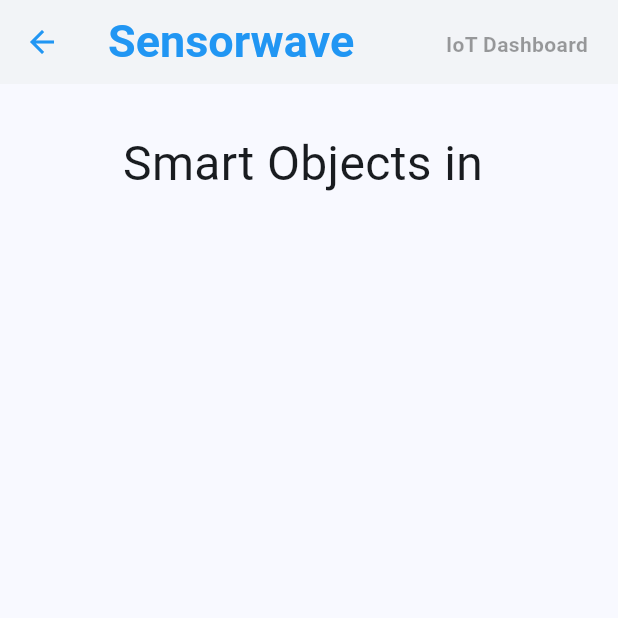
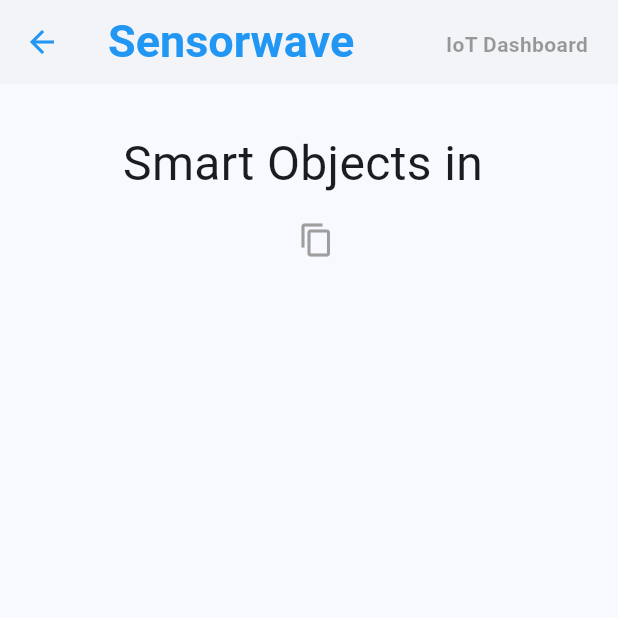
Before and after one commit to ralphthegod/sensorwave_flutter, a Flutter app: the SmartObjectsPage screen opened directly with empty values, on a phone screen of 412 x 824 dp, the top half of it. Run offline on Flutter 3.47's test engine with Material 2 defaults, Android fonts, the phone set to English and light mode, and no system bars; our stand-ins replace dio, fixnum, flutter_riverpod, freezed_annotation, latlong2, logger and 3 more; missing offline and left inert: mqtt_client, protobuf, syncfusion_flutter_maps; accounts and stored records are empty; generated files the repository leaves out were written again.

Commit message:
feat: add "copy-to-clipboard" feature for room and smart objects id

```diff
--- a/lib/features/iot-processor/presentation/pages/smart_objects_page.dart
+++ b/lib/features/iot-processor/presentation/pages/smart_objects_page.dart
@@ -1,4 +1,5 @@
 import 'package:flutter/material.dart';
+import 'package:flutter/services.dart';
 import 'package:flutter_riverpod/flutter_riverpod.dart';
 import 'package:sensorwave/core/resources/constants/constants.dart';
 import 'package:sensorwave/core/resources/data_state.dart';
@@ -53,6 +54,34 @@
                   style: const TextStyle(fontSize: 32),
                 ),
 
+            const SizedBox(height: 15,),
+
+            Row(
+              mainAxisAlignment: MainAxisAlignment.center,
+              crossAxisAlignment: CrossAxisAlignment.center,
+              children: [
+                Text(
+                    widget.room.id,
+                    style: const TextStyle(fontSize: 18,
+                    color: Colors.grey
+                    ),
+
+                  ),
+                  const SizedBox(width: 10,),
+                  GestureDetector(
+                    onTap:() async {
+                      ScaffoldMessenger.of(context).showSnackBar(
+                        const SnackBar(
+                          content: Text('Room ID copied to clipboard'),
+                        ),
+                      );
+                      await Clipboard.setData(ClipboardData(text: "${widget.room.id}"));
+                    },
+                    child: const Icon(Icons.copy, color: Colors.grey,),
+                  )
+              ],
+            ),
+
             const SizedBox(height: 30,),
 
 
```
Also changed, not shown: lib/features/mqtt-processor/presentation/pages/smart_object_dashboard.dart (+29 -0 lines).
